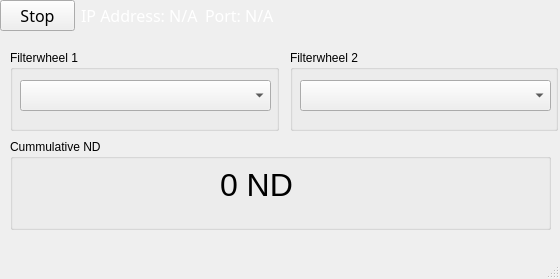
lukingroup/pylabnet, file pylabnet/gui/pyqt/gui_templates/toptica_filterwheels.ui: the form before one commit.
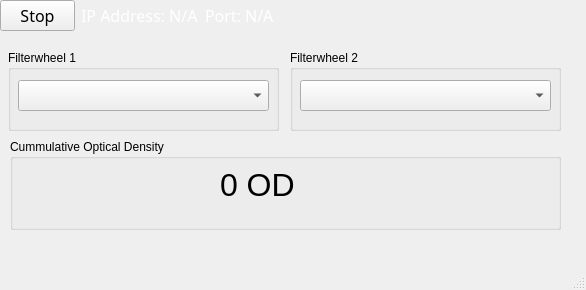
The form after the commit.

The edit to the form file:
```diff
--- a/pylabnet/gui/pyqt/gui_templates/toptica_filterwheels.ui
+++ b/pylabnet/gui/pyqt/gui_templates/toptica_filterwheels.ui
@@ -6,8 +6,8 @@
    <rect>
     <x>0</x>
     <y>0</y>
-    <width>560</width>
-    <height>279</height>
+    <width>586</width>
+    <height>290</height>
    </rect>
   </property>
   <property name="sizePolicy">
@@ -100,9 +100,9 @@
    <widget class="QGroupBox" name="groupBox">
     <property name="geometry">
      <rect>
-      <x>10</x>
+      <x>8</x>
       <y>50</y>
-      <width>269</width>
+      <width>271</width>
       <height>81</height>
      </rect>
     </property>
@@ -125,7 +125,7 @@
      <rect>
       <x>290</x>
       <y>50</y>
-      <width>268</width>
+      <width>271</width>
       <height>81</height>
      </rect>
     </property>
@@ -148,19 +148,19 @@
      <rect>
       <x>10</x>
       <y>139</y>
-      <width>541</width>
+      <width>551</width>
       <height>91</height>
      </rect>
     </property>
     <property name="title">
-     <string>Cummulative ND</string>
+     <string>Cummulative Optical Density</string>
     </property>
     <widget class="QLabel" name="nd_label">
      <property name="geometry">
       <rect>
        <x>210</x>
        <y>20</y>
-       <width>141</width>
+       <width>211</width>
        <height>51</height>
       </rect>
      </property>
@@ -170,7 +170,7 @@
       </font>
      </property>
      <property name="text">
-      <string>0 ND</string>
+      <string>0 OD</string>
      </property>
     </widget>
    </widget>
```
Left out of the diff: 4 changed lines with no effect on the pictures.
